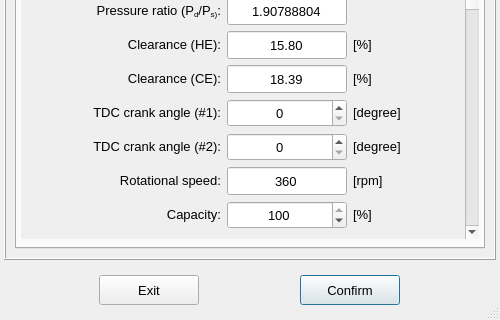
The window that pulse/interface/data/ui_files/model/setup/acoustic/reciprocating_compressor_inputs.ui (open-pulse/OpenPulse) describes before a commit, drawn with Qt 5; both pictures show x 0 to 500 and y 463 to 783 of the 500 by 783 pixel window.
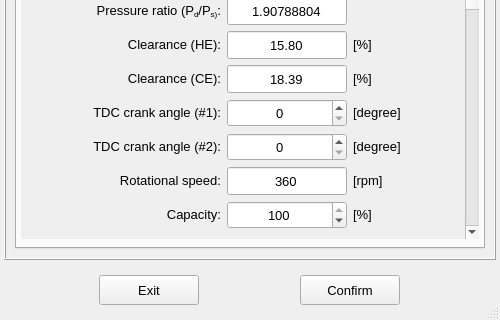
The same window after the commit. Icons and pictures are not drawn.

What changed in the file:
```diff
--- a/pulse/interface/data/ui_files/model/setup/acoustic/reciprocating_compressor_inputs.ui
+++ b/pulse/interface/data/ui_files/model/setup/acoustic/reciprocating_compressor_inputs.ui
@@ -187,7 +187,7 @@
          <bool>false</bool>
         </property>
         <property name="default">
-         <bool>true</bool>
+         <bool>false</bool>
         </property>
         <property name="flat">
          <bool>false</bool>
```
Left out of the diff: 2 changed lines with no effect on the pictures.
